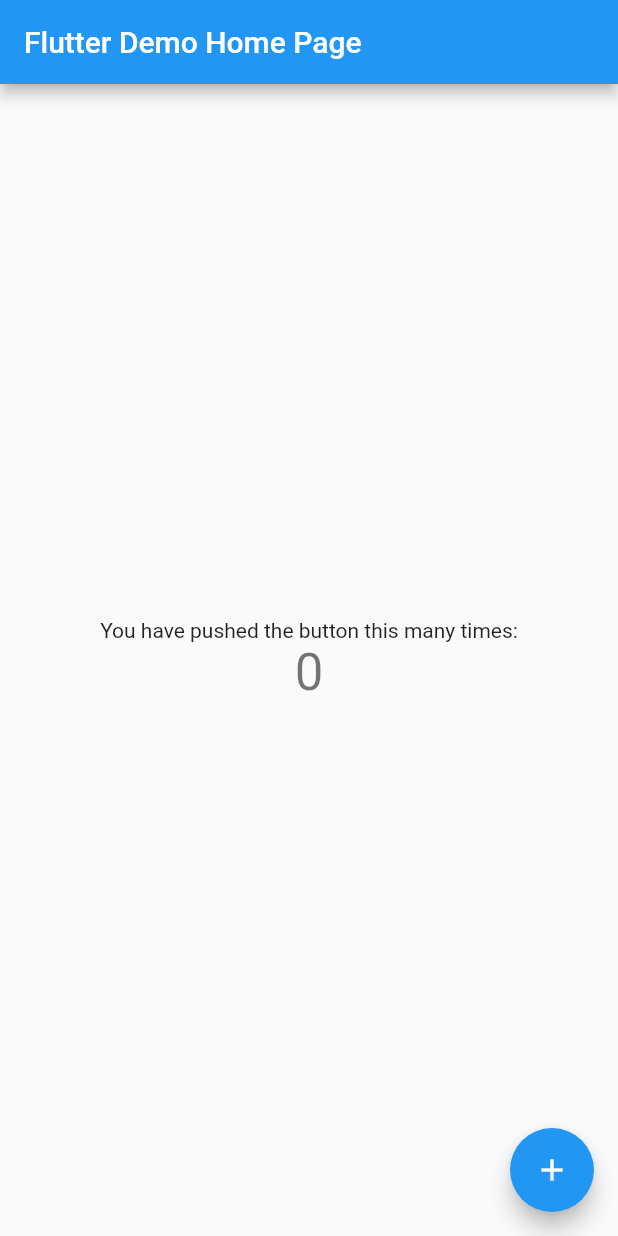
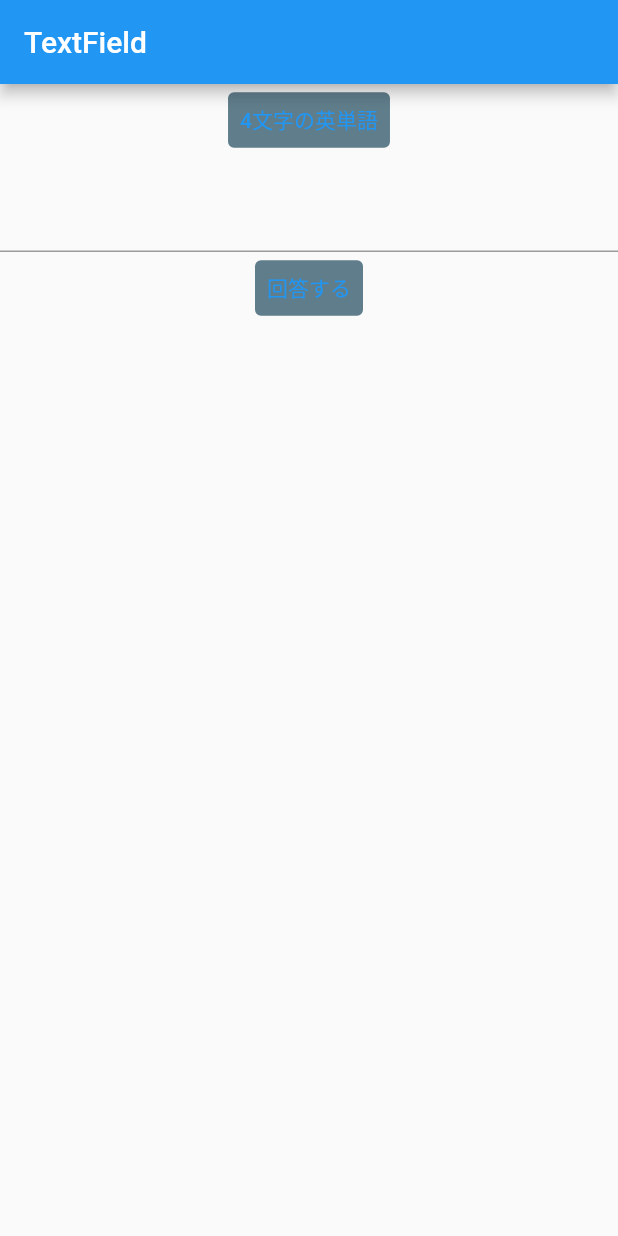
Before and after one commit to hissa/wordle_flutter, a Flutter app: the screen it shows after launch, on a phone screen of 412 x 824 dp. Run offline on Flutter 3.47's test engine with Material 2 defaults, Android fonts, the phone set to English and light mode, and no system bars; our stand-ins replace graphql.

Commit message:
鶴ちゃんのページが動くようにした

```diff
--- a/lib/main.dart
+++ b/lib/main.dart
@@ -1,4 +1,5 @@
 import 'package:flutter/material.dart';
+import 'package:wordle_flutter/turutan.dart';
 
 void main() {
   runApp(const MyApp());
@@ -24,92 +25,11 @@ class MyApp extends StatelessWidget {
         // is not restarted.
         primarySwatch: Colors.blue,
       ),
-      home: const MyHomePage(title: 'Flutter Demo Home Page'),
+      initialRoute: '/',
+      routes: <String, WidgetBuilder>{
+      '/': (BuildContext context) => const WordlePage(),
+      //'/fortune': (BuildContext context) => const FortunePage(),
+      },
     );
   }
 }
-
-class MyHomePage extends StatefulWidget {
-  const MyHomePage({Key? key, required this.title}) : super(key: key);
-
-  // This widget is the home page of your application. It is stateful, meaning
-  // that it has a State object (defined below) that contains fields that affect
-  // how it looks.
-
-  // This class is the configuration for the state. It holds the values (in this
-  // case the title) provided by the parent (in this case the App widget) and
-  // used by the build method of the State. Fields in a Widget subclass are
-  // always marked "final".
-
-  final String title;
-
-  @override
-  State<MyHomePage> createState() => _MyHomePageState();
-}
-
-class _MyHomePageState extends State<MyHomePage> {
-  int _counter = 0;
-
-  void _incrementCounter() {
-    setState(() {
-      // This call to setState tells the Flutter framework that something has
-      // changed in this State, which causes it to rerun the build method below
-      // so that the display can reflect the updated values. If we changed
-      // _counter without calling setState(), then the build method would not be
-      // called again, and so nothing would appear to happen.
-      _counter++;
-    });
-  }
-
-  @override
-  Widget build(BuildContext context) {
-    // This method is rerun every time setState is called, for instance as done
-    // by the _incrementCounter method above.
-    //
-    // The Flutter framework has been optimized to make rerunning build methods
-    // fast, so that you can just rebuild anything that needs updating rather
-    // than having to individually change instances of widgets.
-    return Scaffold(
-      appBar: AppBar(
-        // Here we take the value from the MyHomePage object that was created by
-        // the App.build method, and use it to set our appbar title.
-        title: Text(widget.title),
-      ),
-      body: Center(
-        // Center is a layout widget. It takes a single child and positions it
-        // in the middle of the parent.
-        child: Column(
-          // Column is also a layout widget. It takes a list of children and
-          // arranges them vertically. By default, it sizes itself to fit its
-          // children horizontally, and tries to be as tall as its parent.
-          //
-          // Invoke "debug painting" (press "p" in the console, choose the
-          // "Toggle Debug Paint" action from the Flutter Inspector in Android
-          // Studio, or the "Toggle Debug Paint" command in Visual Studio Code)
-          // to see the wireframe for each widget.
-          //
-          // Column has various properties to control how it sizes itself and
-          // how it positions its children. Here we use mainAxisAlignment to
-          // center the children vertically; the main axis here is the vertical
-          // axis because Columns are vertical (the cross axis would be
-          // horizontal).
-          mainAxisAlignment: MainAxisAlignment.center,
-          children: <Widget>[
-            const Text(
-              'You have pushed the button this many times:',
-            ),
-            Text(
-              '$_counter',
-              style: Theme.of(context).textTheme.headline4,
-            ),
-          ],
-        ),
-      ),
-      floatingActionButton: FloatingActionButton(
-        onPressed: _incrementCounter,
-        tooltip: 'Increment',
-        child: const Icon(Icons.add),
-      ), // This trailing comma makes auto-formatting nicer for build methods.
-    );
-  }
-}
--- /dev/null
+++ b/lib/turutan.dart
@@ -0,0 +1,107 @@
+import 'package:flutter/material.dart';
+import 'package:uuid/uuid.dart';
+import 'package:graphql/client.dart';
+
+class WordlePage extends StatefulWidget {
+  const WordlePage({Key? key}) : super(key: key);
+
+  @override
+  State<StatefulWidget> createState() {
+    return MyWordleState();
+  }
+}
+
+class MyWordleState extends State<WordlePage> {
+  String _showText = "";
+  String _tmpText = "";
+  String _word = "";
+
+  void _handleChange(String value) {
+    setState(() {
+      _tmpText = value;
+    });
+  }
+
+  void _reflectionText() {
+    setState(() {
+      _showText = _tmpText;
+    });
+  }
+
+  void _getWord() async {
+    final _httpLink =
+        HttpLink("https://serene-garden-89220.herokuapp.com/query");
+// Graphql のクライアントを準備
+    final GraphQLClient client =
+        GraphQLClient(link: _httpLink, cache: GraphQLCache());
+
+    const String callUserList = r'''
+      correctWord(wordId: ) {
+        mean
+        word
+      }
+    ''';
+
+    final QueryOptions options = QueryOptions(document: gql(callUserList));
+
+    final QueryResult result = await client.query(options);
+
+    if (result.hasException) {
+      print(result.exception.toString());
+    }
+
+    print(result);
+
+    final data = result.data;
+    var uuid = Uuid();
+    var v1 = uuid.v1();
+    setState(() {
+      _word = v1;
+    });
+  }
+
+  @override
+  Widget build(BuildContext context) {
+    return Scaffold(
+      appBar: AppBar(
+        title: const Text("TextField"),
+      ),
+      body: Column(
+        children: [
+          TextButton(
+              style: ButtonStyle(
+                backgroundColor:
+                    MaterialStateProperty.all<Color>(Colors.blueGrey),
+              ),
+              onPressed: _getWord,
+              child: const Text("4文字の英単語")),
+          Text(_word),
+          TextField(onChanged: (value) {
+            _handleChange(value);
+          }),
+          TextButton(
+              style: ButtonStyle(
+                backgroundColor:
+                    MaterialStateProperty.all<Color>(Colors.blueGrey),
+              ),
+              onPressed: _reflectionText,
+              child: const Text("回答する")),
+          Row(
+            mainAxisAlignment: MainAxisAlignment.spaceEvenly,
+            children: [
+              for (var i = 0; i < _showText.length; i++) ...{
+                SizedBox(
+                  width: 40,
+                  height: 40,
+                  child: ColoredBox(
+                      color: Colors.yellow,
+                      child: Text(_showText[i].toUpperCase())),
+                ),
+              }
+            ],
+          ),
+        ],
+      ),
+    );
+  }
+}
```
